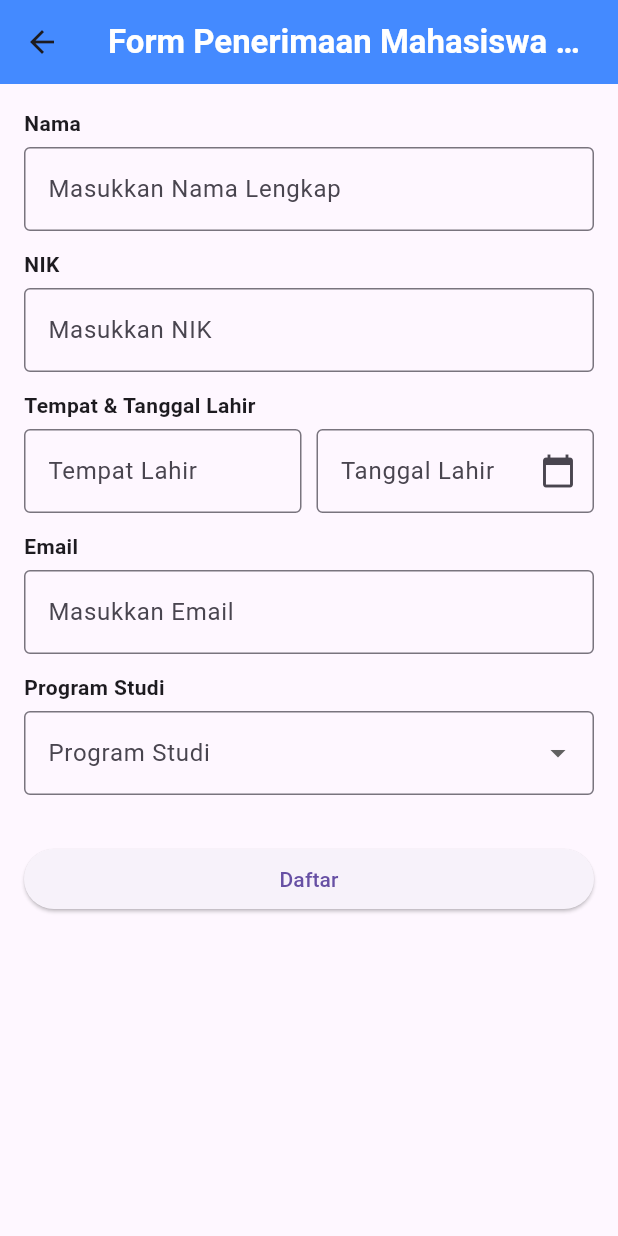
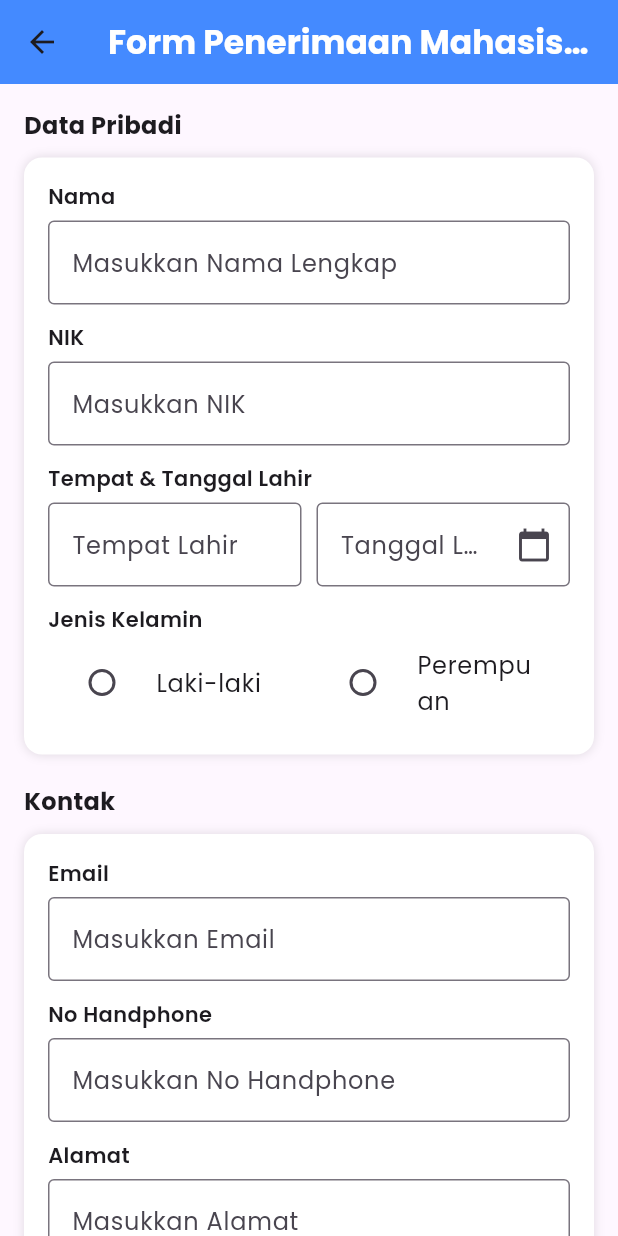
Before and after one commit to WildanAdeMamora-18/app_pmb_mahasiswa, a Flutter app: the screen it shows after launch, after a tap on "Form Pendaftaran", on a phone screen of 412 x 824 dp. Run offline on Flutter 3.47's test engine with Material 3 defaults, Android fonts, the phone set to English and light mode, and no system bars; our stand-ins replace google_fonts.

Commit message:
menambahkan data gender dan membuat form section

```diff
--- a/lib/main.dart
+++ b/lib/main.dart
@@ -1,5 +1,6 @@
 import 'package:flutter/material.dart';
 import 'screens/home_screen.dart';
+import 'package:google_fonts/google_fonts.dart';
 
 void main() {
   runApp(MyApp());
@@ -10,6 +11,9 @@ class MyApp extends StatelessWidget {
   Widget build(BuildContext context) {
     return MaterialApp(
       debugShowCheckedModeBanner: false,
+      theme: ThemeData(
+        textTheme: GoogleFonts.poppinsTextTheme(),
+      ),
       home: HomeScreen(),
     );
   }
--- a/lib/screens/form_pmb_screen.dart
+++ b/lib/screens/form_pmb_screen.dart
@@ -3,6 +3,8 @@ import '../widgets/input_text.dart';
 import '../widgets/dropdown_prodi.dart';
 import '../widgets/button_submit.dart';
 import '../widgets/tempat_tanggal_lahir.dart';
+import '../widgets/radio_gender.dart';
+import '../widgets/form_section.dart';
 
 class FormPMBScreen extends StatefulWidget
 {
@@ -15,12 +17,15 @@ class _FormPMBScreenState extends State<FormPMBScreen>
     final formKey = GlobalKey<FormState>();
 
     String? prodi;
+    String? gender;
 
     TextEditingController namaController = TextEditingController();
     TextEditingController emailController = TextEditingController();
     TextEditingController nikController = TextEditingController();
     TextEditingController tempatLahirController = TextEditingController();
     TextEditingController tanggalLahirController = TextEditingController();
+    TextEditingController alamatController = TextEditingController();
+    TextEditingController noHandphoneController = TextEditingController();
 
     @override
     Widget build(BuildContext context)
@@ -39,6 +44,12 @@ class _FormPMBScreenState extends State<FormPMBScreen>
                 child: Form(
                     key: formKey,
                     child: Column(
+                        crossAxisAlignment: CrossAxisAlignment.start,
+                        children: [
+
+                            // 🔹 Inputan Data Diri
+                            formSection(
+                                title: "Data Pribadi",
                                 children: [
                                     // Inputan Nama
                                     CustomTextField(
@@ -59,6 +70,7 @@ class _FormPMBScreenState extends State<FormPMBScreen>
                                     // Tempat & Tanggal Lahir
                                     TempatTanggalLahir(
                                         title: "Tempat & Tanggal Lahir",
+                                        hint: "Masukkan Tempat & Tanggal Lahir",
                                         tempatLahirController: tempatLahirController,
                                         tanggalLahirController: tanggalLahirController,
                                         onDateSelected: (date)
@@ -67,6 +79,25 @@ class _FormPMBScreenState extends State<FormPMBScreen>
                                         },
                                     ),
 
+                                    // Jenis Kelamin
+                                    RadioGender(
+                                        value: gender,
+                                        onChanged: (value)
+                                        {
+                                            setState(()
+                                                {
+                                                    gender = value;
+                                                }
+                                            );
+                                        },
+                                    ),
+                                ]
+                            ),
+
+                            // 🔹 Inputan Kontak
+                            formSection(
+                                title: "Kontak",
+                                children: [
                                     // Inputan Email
                                     CustomTextField(
                                         title: "Email",
@@ -75,6 +106,26 @@ class _FormPMBScreenState extends State<FormPMBScreen>
                                         // validator: validators.required,
                                     ),
 
+                                    // Inputan No Hp
+                                    CustomTextField(
+                                        title: "No Handphone",
+                                        hint: "Masukkan No Handphone",
+                                        controller: noHandphoneController,
+                                    ),
+
+                                    // Inputan Alamat
+                                    CustomTextField(
+                                        title: "Alamat",
+                                        hint: "Masukkan Alamat",
+                                        controller: emailController,
+                                        // validator: validators.required,
+                                    ),
+                                ]
+                            ),
+
+                            formSection(
+                                title: "Data Pendidikan",
+                                children: [
                                     // Dropdown Prodi
                                     DropdownProdi(
                                         title: "Program Studi",
@@ -87,6 +138,8 @@ class _FormPMBScreenState extends State<FormPMBScreen>
                                             }
                                             );
                                         },
+                                    ),
+                                ]
                             ),
 
                             SizedBox(height: 20),
--- a/lib/screens/home_screen.dart
+++ b/lib/screens/home_screen.dart
@@ -109,15 +109,37 @@ class HomeScreen extends StatelessWidget
                         SizedBox(height: 10),
 
                         announcementCard(),
+                        SizedBox(height: 10),
                         announcementCard(),
-                        announcementCard(),
-                        announcementCard(),
-                        announcementCard(),
-                        announcementCard(),
+                        SizedBox(height: 10),
                         announcementCard(),
                     ]
                 )
             ),
+
+            bottomNavigationBar: BottomNavigationBar(
+                currentIndex: 0,
+                selectedItemColor: Colors.blueAccent,
+                unselectedItemColor: Colors.grey,
+                items: [
+                    BottomNavigationBarItem(
+                        icon: Icon(Icons.home),
+                        label: "Beranda",
+                    ),
+                    BottomNavigationBarItem(
+                        icon: Icon(Icons.person),
+                        label: "Pendaftaran",
+                    ),
+                    BottomNavigationBarItem(
+                        icon: Icon(Icons.home),
+                        label: "Informasi",
+                    ),
+                    BottomNavigationBarItem(
+                        icon: Icon(Icons.person),
+                        label: "Profil",
+                    ),
+                ]
+            ),
         );
     }
 }
--- a/lib/widgets/button_submit.dart
+++ b/lib/widgets/button_submit.dart
@@ -12,6 +12,10 @@ class ButtonSubmit extends StatelessWidget
     return SizedBox(
       width: double.infinity,
       child: ElevatedButton(
+        style: ButtonStyle(
+          backgroundColor: MaterialStateProperty.all(Colors.blueAccent),
+          foregroundColor: MaterialStateProperty.all(Colors.white), // warna teks
+        ),
         onPressed: onPressed,
         child: Text("Daftar"),
       ),
--- a/lib/widgets/dropdown_prodi.dart
+++ b/lib/widgets/dropdown_prodi.dart
@@ -13,8 +13,17 @@ class DropdownProdi extends StatelessWidget
     });
 
     final List<String> prodi = [
+        "Teknik Elektro",
         "Teknik Informatika",
         "Sistem Informasi",
+        "Teknik Mesin",
+        "Teknik Sipil",
+        "Teknik Kimia",
+        "Teknik Industri",
+        "Teknik Lingkungan",
+        "Teknik Geologi",
+        "Teknik Kelautan",
+        "Teknik Pertambangan",
         "Manajemen",
         "Akuntansi"
     ];
--- /dev/null
+++ b/lib/widgets/form_section.dart
@@ -0,0 +1,35 @@
+import 'package:flutter/material.dart';
+
+Widget formSection({
+  required String title,
+  required List<Widget> children,
+}) {
+  return Column(
+    crossAxisAlignment: CrossAxisAlignment.start,
+    children: [
+      Text(
+        title,
+        style: TextStyle(
+          fontSize: 16,
+          fontWeight: FontWeight.bold,
+        ),
+      ),
+      SizedBox(height: 10),
+
+      Container(
+        padding: EdgeInsets.all(16),
+        margin: EdgeInsets.only(bottom: 20),
+        decoration: BoxDecoration(
+          color: Colors.white,
+          borderRadius: BorderRadius.circular(12),
+          boxShadow: [
+            BoxShadow(color: Colors.black12, blurRadius: 5),
+          ],
+        ),
+        child: Column(
+          children: children,
+        ),
+      ),
+    ],
+  );
+}
--- /dev/null
+++ b/lib/widgets/radio_gender.dart
@@ -0,0 +1,46 @@
+import 'package:flutter/material.dart';
+
+class RadioGender extends StatelessWidget {
+    final String? value;
+    final Function(String?) onChanged;
+
+    const RadioGender({
+        super.key,
+        required this.value,
+        required this.onChanged,
+    });
+
+    @override
+    Widget build(BuildContext context) {
+        return Column(
+            crossAxisAlignment: CrossAxisAlignment.start,
+            children: [
+                Text(
+                    "Jenis Kelamin",
+                    style: TextStyle(fontWeight: FontWeight.w600),
+                ),
+
+                Row(
+                    children: [
+                        Expanded(
+                            child: RadioListTile<String>(
+                                title: Text("Laki-laki"),
+                                value: "Laki-laki",
+                                groupValue: value,
+                                onChanged: onChanged,
+                            ),
+                        ),
+                        Expanded(
+                            child: RadioListTile<String>(
+                                title: Text("Perempuan"),
+                                value: "Perempuan",
+                                groupValue: value,
+                                onChanged: onChanged,
+                            ),
+                        ),
+                    ],
+                ),
+            ],
+        );
+    }
+}
--- a/lib/widgets/tempat_tanggal_lahir.dart
+++ b/lib/widgets/tempat_tanggal_lahir.dart
@@ -4,6 +4,7 @@ import 'package:intl/intl.dart';
 class TempatTanggalLahir extends StatelessWidget
 {
   final String title;
+  final String hint;
   final TextEditingController tempatLahirController;
   final TextEditingController tanggalLahirController;
   final Function(DateTime) onDateSelected;
@@ -11,6 +12,7 @@ class TempatTanggalLahir extends StatelessWidget
   const TempatTanggalLahir({
     super.key,
     required this.title,
+    required this.hint,
     required this.tempatLahirController,
     required this.tanggalLahirController,
     required this.onDateSelected,
@@ -40,7 +42,7 @@ class TempatTanggalLahir extends StatelessWidget
                 child: TextFormField(
                   controller: tempatLahirController,
                   decoration: InputDecoration(
-                    labelText: 'Tempat Lahir',
+                    hintText: 'Tempat Lahir',
                     border: OutlineInputBorder(),
                   ),
                 ),
@@ -54,7 +56,7 @@ class TempatTanggalLahir extends StatelessWidget
                   controller: tanggalLahirController,
                   readOnly: true,
                   decoration: InputDecoration(
-                    labelText: 'Tanggal Lahir',
+                    hintText: 'Tanggal Lahir',
                     border: OutlineInputBorder(),
                     suffixIcon: Icon(Icons.calendar_today),
                   ),
--- a/pubspec.yaml
+++ b/pubspec.yaml
@@ -35,6 +35,7 @@ dependencies:
   # Use with the CupertinoIcons class for iOS style icons.
   cupertino_icons: ^1.0.8
   intl: ^0.18.1
+  google_fonts: ^6.1.0
 
 dev_dependencies:
   flutter_test:
```
Also changed, not shown: pubspec.lock, 3 other files. Lines whose indentation alone changed are shown as unchanged.
